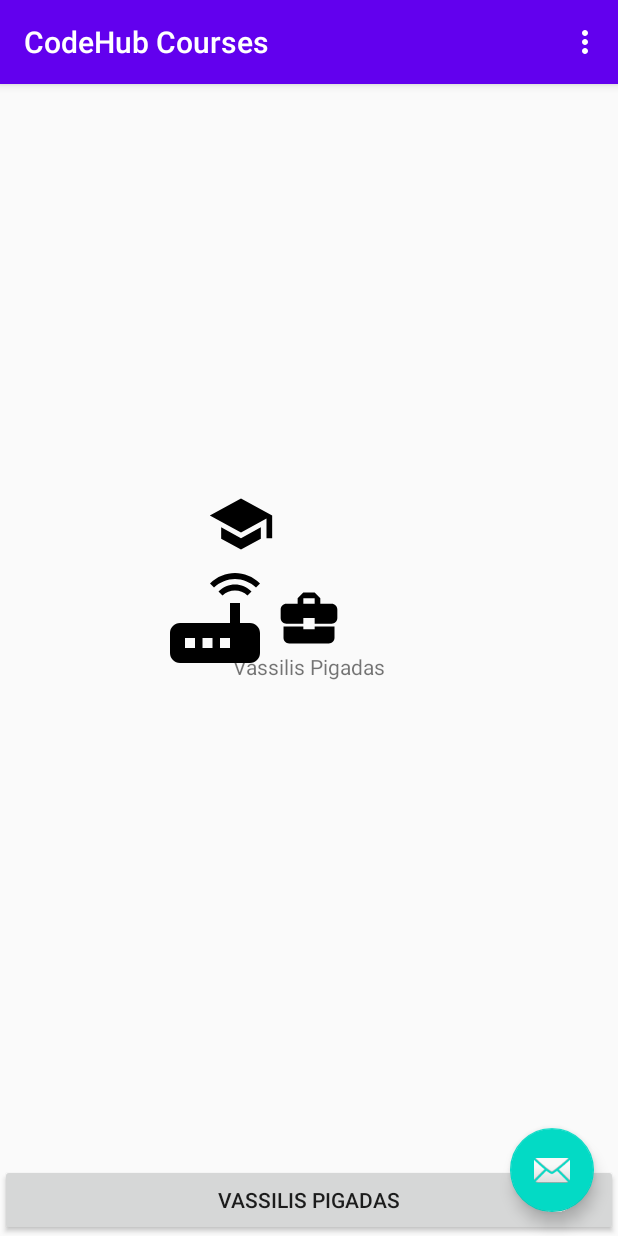
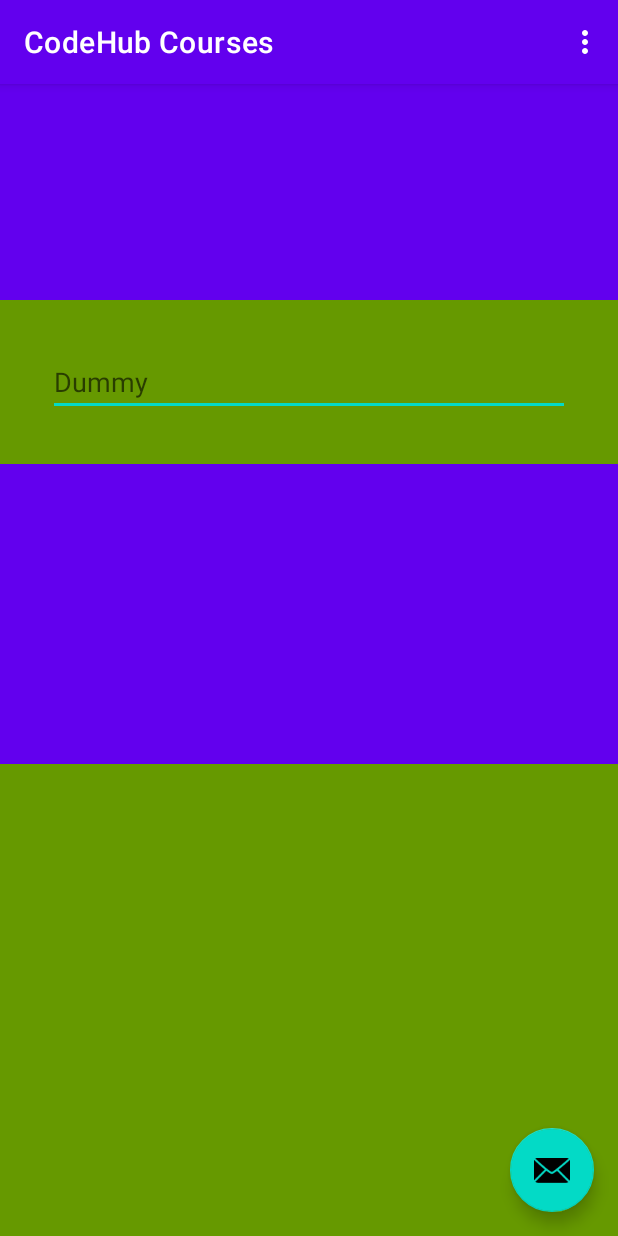
Before and after one commit to codehub-learn/android-devenv-setup, an Android app: the screen it shows after launch (MainActivity), on a phone screen of 412 x 824 dp. Run offline under Robolectric (Android 15) with nearby library versions, the phone set to English and light mode, and no system bars.

Commit message:
constraint layout

```diff
--- a/app/build.gradle
+++ b/app/build.gradle
@@ -48,7 +48,7 @@ dependencies {
 
 
     implementation 'androidx.core:core-ktx:1.2.0'
-    implementation 'com.google.android.material:material:1.1.0'
+    implementation 'com.google.android.material:material:1.1.0-alpha06'
     implementation 'androidx.navigation:navigation-fragment-ktx:2.2.2'
     implementation 'androidx.navigation:navigation-ui-ktx:2.2.2'
 }
--- a/app/src/main/AndroidManifest.xml
+++ b/app/src/main/AndroidManifest.xml
@@ -9,6 +9,7 @@
         android:roundIcon="@mipmap/ic_launcher_round"
         android:supportsRtl="true"
         android:theme="@style/AppTheme">
+        <activity android:name=".Main2Activity"></activity>
         <activity
             android:name=".MainActivity"
             android:label="@string/app_name"
--- a/app/src/main/res/layout/content_main_2.xml
+++ b/app/src/main/res/layout/content_main_2.xml
@@ -1,50 +1,35 @@
 <?xml version="1.0" encoding="utf-8"?>
-<androidx.constraintlayout.widget.ConstraintLayout xmlns:android="http://schemas.android.com/apk/res/android"
-    xmlns:tools="http://schemas.android.com/tools"
+<LinearLayout xmlns:android="http://schemas.android.com/apk/res/android"
     android:layout_width="match_parent"
     android:layout_height="match_parent"
-    xmlns:app="http://schemas.android.com/apk/res-auto">
+    xmlns:app="http://schemas.android.com/apk/res-auto"
+    android:orientation="vertical">
 
-    <TextView
-        android:id="@+id/mainTxt"
-        android:layout_width="wrap_content"
-        app:layout_constraintRight_toRightOf="parent"
-        app:layout_constraintLeft_toLeftOf="parent"
-        app:layout_constraintTop_toBottomOf="@id/mainImg1"
-        android:text="Vassilis Pigadas"
-        android:layout_height="wrap_content"/>
+    <View
+        android:layout_width="match_parent"
+        android:layout_height="200dp"
+        android:background="@color/colorPrimary" />
 
-    <Button
-        android:id="@+id/mainBtn"
+    <EditText
+        android:layout_height="wrap_content"
         android:layout_width="match_parent"
-        android:text="Vassilis Pigadas"
-        app:layout_constraintBottom_toBottomOf="parent"
-        android:layout_height="wrap_content"/>
+        android:layout_margin="32dp"
+        android:hint="@string/dummy_label"
+        android:inputType="text" />
 
-    <ImageView
-        android:id="@+id/mainImg1"
-        android:layout_width="45dp"
-        android:layout_height="45dp"
-        android:src="@drawable/ic_business_center_black_24dp"
-        app:layout_constraintBottom_toBottomOf="parent"
-        app:layout_constraintRight_toRightOf="parent"
-        app:layout_constraintLeft_toLeftOf="parent"
-        app:layout_constraintTop_toTopOf="parent" />
+    <View
+        android:layout_width="match_parent"
+        android:layout_height="200dp"
+        android:background="@color/colorPrimary" />
 
-    <ImageView
-        android:id="@+id/mainImg2"
-        android:layout_width="80dp"
-        android:layout_height="80dp"
-        app:layout_constraintBottom_toBottomOf="parent"
-        app:layout_constraintTop_toTopOf="parent"
-        app:layout_constraintRight_toLeftOf="@id/mainImg1"
-        android:src="@drawable/ic_router_black_24dp" />
+    <ScrollView
+        android:layout_width="match_parent"
+        android:layout_height="match_parent">
 
-    <ImageView
-        android:id="@+id/mainImg3"
-        android:layout_width="45dp"
-        android:layout_height="45dp"
-        android:src="@drawable/ic_school_black_24dp"
-        app:layout_constraintBottom_toTopOf="@+id/mainImg2"
-        app:layout_constraintRight_toRightOf="@+id/mainImg2" />
-</androidx.constraintlayout.widget.ConstraintLayout>
+        <LinearLayout
+            android:layout_width="match_parent"
+            android:layout_height="wrap_content"
+            android:orientation="vertical" />
+    </ScrollView>
+
+</LinearLayout>
--- a/app/src/main/res/values/strings.xml
+++ b/app/src/main/res/values/strings.xml
@@ -6,6 +6,7 @@
     <string name="second_fragment_label">Second Fragment</string>
     <string name="next">Next</string>
     <string name="previous">Previous</string>
+    <string name="dummy_label">Dummy</string>
 
     <string name="hello_first_fragment">Hello first fragment</string>
     <string name="hello_second_fragment">Hello second fragment. Arg: %1$s</string>
--- a/app/src/main/res/values/styles.xml
+++ b/app/src/main/res/values/styles.xml
@@ -1,11 +1,14 @@
 <resources>
 
     <!-- Base application theme. -->
-    <style name="AppTheme" parent="Theme.AppCompat.Light.DarkActionBar">
+    <style name="AppTheme" parent="Theme.MaterialComponents.Light.DarkActionBar">
         <!-- Customize your theme here. -->
         <item name="colorPrimary">@color/colorPrimary</item>
         <item name="colorPrimaryDark">@color/colorPrimaryDark</item>
         <item name="colorAccent">@color/colorAccent</item>
+
+        <item name="android:windowBackground">@android:color/holo_green_dark</item>
+        <item name="android:textSize">18sp</item>
     </style>
 
     <style name="AppTheme.NoActionBar">
```
Also changed, not shown: app/src/main/java/com/codehub/vpigadas/courses/Main2Activity.java (added, +29 -0 lines), app/src/main/res/layout/activity_main2.xml (added, +174 -0 lines).
